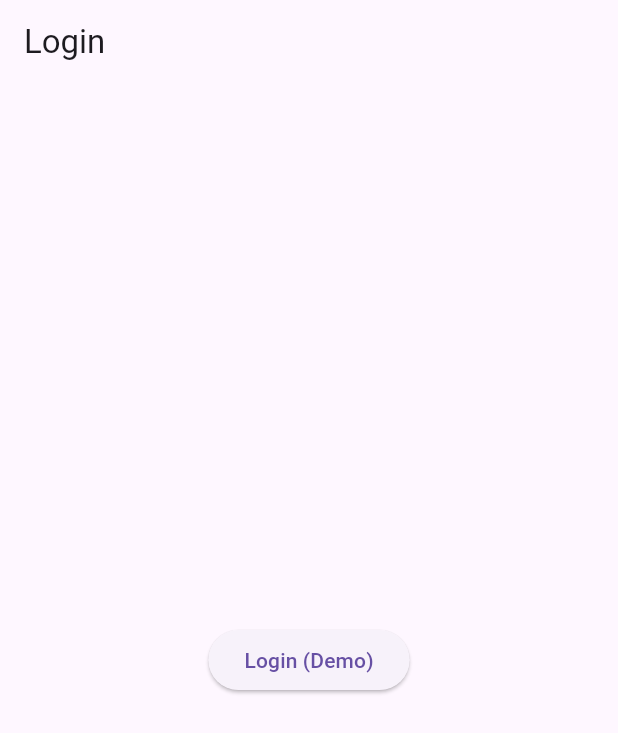
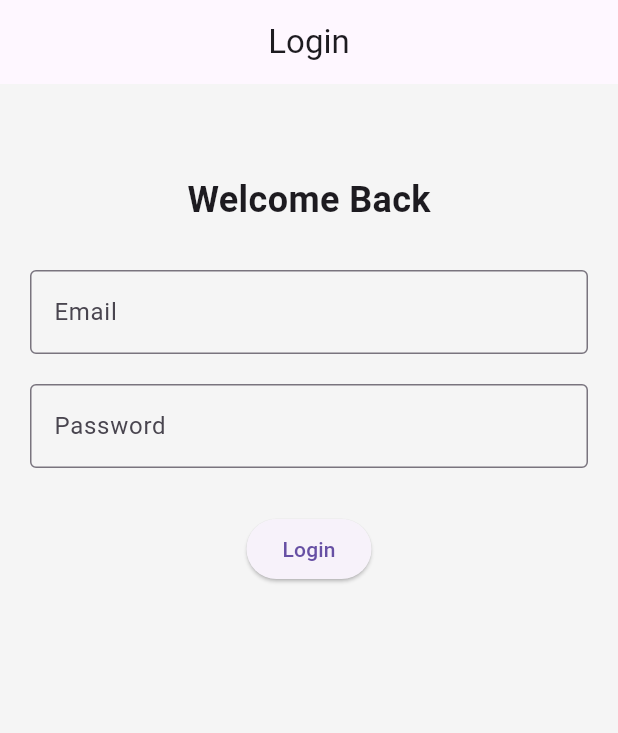
Before and after one commit to kalviumcommunity/S66-Deltas-SafeRoute, a Flutter app: the screen it shows after launch, on a phone screen of 412 x 824 dp. Shown: the top 733 px of the screen. Run offline on Flutter 3.47's test engine with Material 3 defaults, Android fonts, the phone set to English and light mode, and no system bars.

Commit message:
feat: implement login form with input validation and local UI state (3.20-3.21)

```diff
--- a/safe_route/lib/main.dart
+++ b/safe_route/lib/main.dart
@@ -2,6 +2,7 @@ import 'package:flutter/material.dart';
 import 'screens/splash_screen.dart';
 import 'screens/auth/login_screen.dart';
 import 'screens/home/home_screen.dart';
+import 'screens/theme/app_theme.dart';
 
 void main() {
   runApp(const SafeRouteApp());
@@ -14,6 +15,7 @@ class SafeRouteApp extends StatelessWidget {
   Widget build(BuildContext context) {
     return MaterialApp(
       debugShowCheckedModeBanner: false,
+      theme: AppTheme.lightTheme,
       initialRoute: '/',
       routes: {
         '/': (context) => const SplashScreen(),
--- a/safe_route/lib/screens/auth/login_screen.dart
+++ b/safe_route/lib/screens/auth/login_screen.dart
@@ -1,18 +1,88 @@
 import 'package:flutter/material.dart';
 
-class LoginScreen extends StatelessWidget {
+class LoginScreen extends StatefulWidget {
   const LoginScreen({super.key});
+
+  @override
+  State<LoginScreen> createState() => _LoginScreenState();
+}
+
+class _LoginScreenState extends State<LoginScreen> {
+  final _formKey = GlobalKey<FormState>();
+
+  final TextEditingController emailController = TextEditingController();
+  final TextEditingController passwordController = TextEditingController();
+
+  void _login() {
+    if (_formKey.currentState!.validate()) {
+      debugPrint("Email: ${emailController.text}");
+      debugPrint("Password: ${passwordController.text}");
+
+      Navigator.pushReplacementNamed(context, '/home');
+    }
+  }
 
   @override
   Widget build(BuildContext context) {
     return Scaffold(
       appBar: AppBar(title: const Text("Login")),
-      body: Center(
-        child: ElevatedButton(
-          onPressed: () {
-            Navigator.pushReplacementNamed(context, '/home');
-          },
-          child: const Text("Login (Demo)"),
+
+      body: Padding(
+        padding: const EdgeInsets.all(20),
+
+        child: Form(
+          key: _formKey,
+
+          child: Column(
+            children: [
+              const SizedBox(height: 40),
+
+              const Text(
+                "Welcome Back",
+                style: TextStyle(fontSize: 24, fontWeight: FontWeight.bold),
+              ),
+
+              const SizedBox(height: 30),
+
+              TextFormField(
+                controller: emailController,
+                decoration: const InputDecoration(
+                  labelText: "Email",
+                  border: OutlineInputBorder(),
+                ),
+
+                validator: (value) {
+                  if (value == null || value.isEmpty) {
+                    return "Enter your email";
+                  }
+                  return null;
+                },
+              ),
+
+              const SizedBox(height: 20),
+
+              TextFormField(
+                controller: passwordController,
+                obscureText: true,
+
+                decoration: const InputDecoration(
+                  labelText: "Password",
+                  border: OutlineInputBorder(),
+                ),
+
+                validator: (value) {
+                  if (value == null || value.length < 6) {
+                    return "Password must be at least 6 characters";
+                  }
+                  return null;
+                },
+              ),
+
+              const SizedBox(height: 30),
+
+              ElevatedButton(onPressed: _login, child: const Text("Login")),
+            ],
+          ),
         ),
       ),
     );
--- /dev/null
+++ b/safe_route/lib/screens/theme/app_theme.dart
@@ -0,0 +1,23 @@
+import 'package:flutter/material.dart';
+
+class AppTheme {
+  static ThemeData lightTheme = ThemeData(
+    useMaterial3: true,
+    primaryColor: Colors.blue,
+    scaffoldBackgroundColor: Colors.grey[100],
+    appBarTheme: const AppBarTheme(
+      elevation: 0,
+      centerTitle: true,
+    ),
+    textTheme: const TextTheme(
+      headlineMedium: TextStyle(
+        fontSize: 22,
+        fontWeight: FontWeight.bold,
+      ),
+      titleMedium: TextStyle(
+        fontSize: 18,
+        fontWeight: FontWeight.w600,
+      ),
+    ),
+  );
+}
```
Also changed, not shown: safe_route/lib/screens/home/home_screen.dart (+76 -3 lines).
